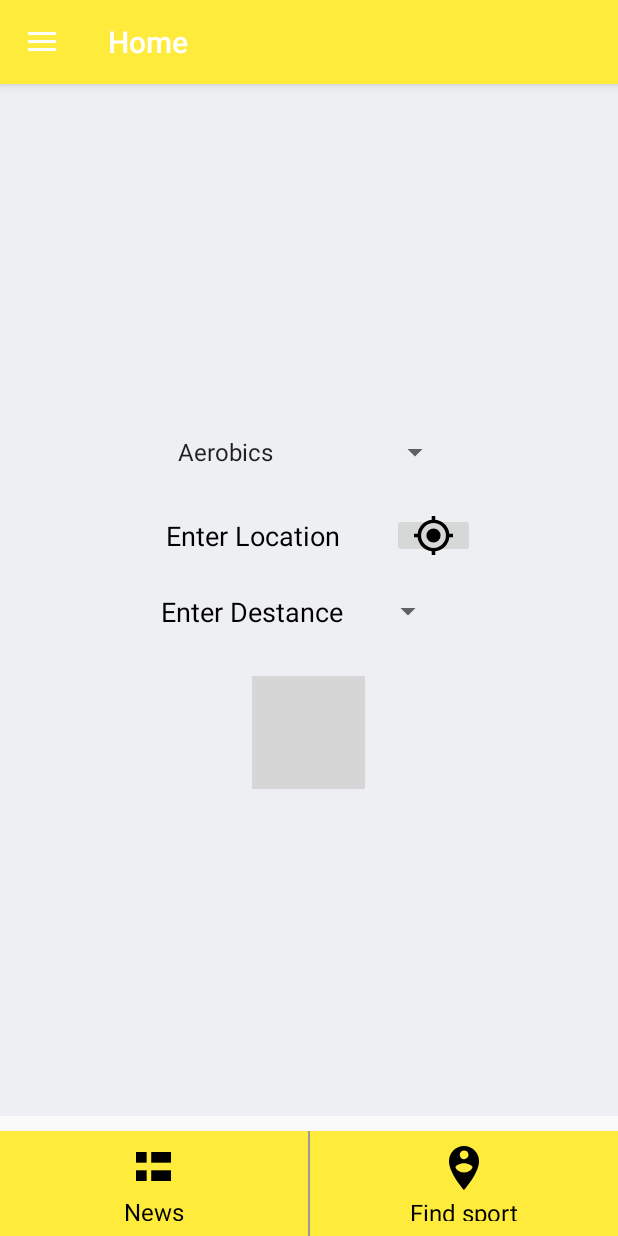
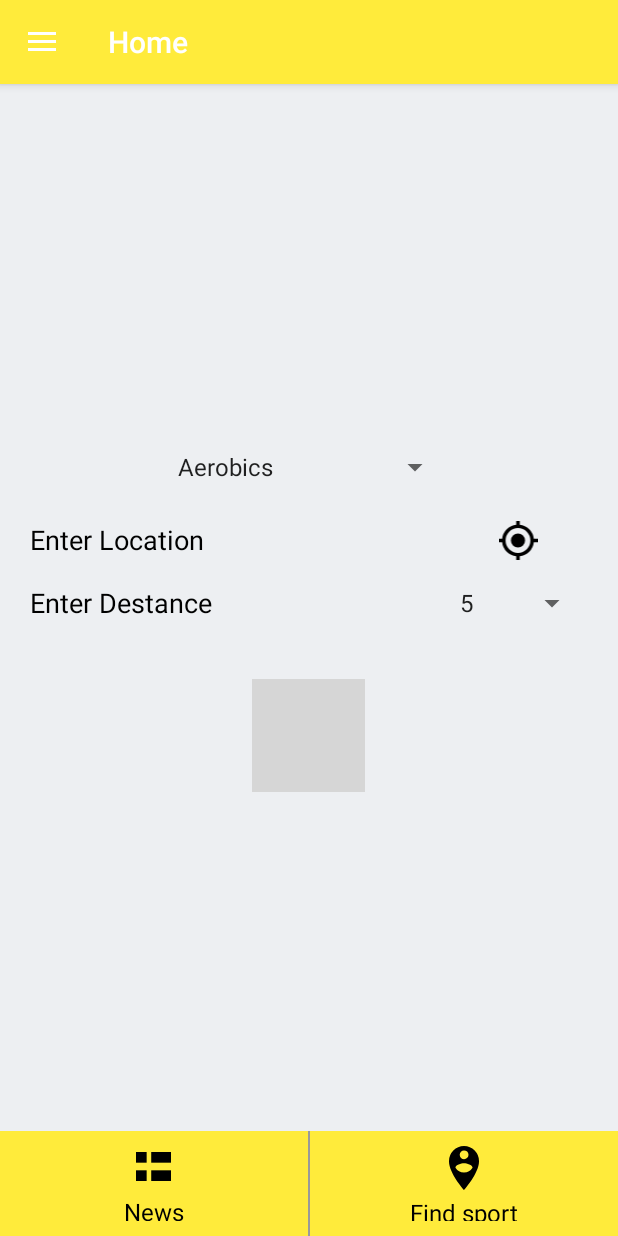
Before and after one commit to abora97/Graduation-project-Sportian, an Android app: the fragment SportFragment placed in its activity, on a phone screen of 412 x 824 dp. Run offline under Robolectric (Android 15) with nearby library versions, the phone set to English and light mode, and no system bars; our stand-ins replace ButterKnife, Picasso, navigation-ui; pictures from the network do not load; grey boxes are pictures that could not be loaded.

Commit message:
make distance filter

```diff
--- a/app/src/main/java/com/example/graduationprojectsportian/ui/fragment/SportFragment.java
+++ b/app/src/main/java/com/example/graduationprojectsportian/ui/fragment/SportFragment.java
@@ -20,14 +20,14 @@ import com.example.graduationprojectsportian.ui.activity.MapsActivity;
 
 import butterknife.BindView;
 
-public class SportFragment extends Fragment implements AdapterView.OnItemSelectedListener, View.OnClickListener {
+public class SportFragment extends Fragment implements View.OnClickListener, AdapterView.OnItemSelectedListener {
 
 
-    LinearLayout laySearch,laySport,layLocation;
+    LinearLayout laySearch, laySport, layLocation;
     Spinner spinnerSport, spinnerDistance;
     String[] sports;
-    int[] distance;
-
+    String[] distance;
+    int searchDistance = 5;
 
     @Override
     public View onCreateView(LayoutInflater inflater, ViewGroup container, Bundle savedInstanceState) {
@@ -36,17 +36,16 @@ public class SportFragment extends Fragment implements AdapterView.OnItemSelecte
         spinnerSport = RootView.findViewById(R.id.spinnerSport);
         spinnerDistance = RootView.findViewById(R.id.spinnerDistance);
         laySearch = RootView.findViewById(R.id.laySearch);
-        laySport=RootView.findViewById(R.id.laySport);
-        layLocation=RootView.findViewById(R.id.layLocation);
+        laySport = RootView.findViewById(R.id.laySport);
+        layLocation = RootView.findViewById(R.id.layLocation);
 
         layLocation.setOnClickListener(new View.OnClickListener() {
             @Override
             public void onClick(View v) {
-                startActivity(new Intent(getActivity(), MapsActivity.class));;
+                startActivity(new Intent(getActivity(), MapsActivity.class));
+                ;
             }
         });
-
-
 
 
         init();
@@ -58,16 +57,16 @@ public class SportFragment extends Fragment implements AdapterView.OnItemSelecte
 
         laySearch.setOnClickListener(this);
         laySport.setOnClickListener(this);
-         initSpinner();
+        initSpinner();
 
     }
 
 
     private void initSpinner() {
         //spinnerSport
-        sports = new String[]{"Aerobics" , "Weightlifting" , "Gymnastics" , "Judo" ,"Taekwondo"
-                , "Swimming" , "Basketball", "handball", "Volleyball" };
-        spinnerSport.setOnItemSelectedListener(this);
+        sports = new String[]{"Aerobics", "Weightlifting", "Gymnastics", "Judo", "Taekwondo"
+                , "Swimming", "Basketball", "handball", "Volleyball"};
+
         ArrayAdapter aa = new ArrayAdapter(getContext(), android.R.layout.simple_spinner_item, sports);
         aa.setDropDownViewResource(android.R.layout.simple_spinner_dropdown_item);
         //Setting the ArrayAdapter data on the Spinner
@@ -75,32 +74,49 @@ public class SportFragment extends Fragment implements AdapterView.OnItemSelecte
 
 
         //spinnerDistance
-        distance = new int[]{5,10,25,50};
-        spinnerDistance.setOnItemSelectedListener(this);
-        ArrayAdapter dd = new ArrayAdapter(getContext(), android.R.layout.simple_spinner_item, sports);
+        distance = new String[]{"5", "10", "25", "50"};
+        ArrayAdapter dd = new ArrayAdapter(getContext(), android.R.layout.simple_spinner_item, distance);
         dd.setDropDownViewResource(android.R.layout.simple_spinner_dropdown_item);
         //Setting the ArrayAdapter data on the Spinner
-        spinnerSport.setAdapter(dd);
+        spinnerDistance.setAdapter(dd);
+        spinnerDistance.setOnItemSelectedListener(this);
+    }
+
+    @Override
+    public void onClick(View v) {
+        switch (v.getId()) {
+            case R.id.laySearch:
+                Intent intent = new Intent(getActivity(), ClubsActivity.class);
+                Bundle bundle = new Bundle();
+                bundle.putInt("distance", searchDistance);
+                intent.putExtras(bundle);
+                startActivity(intent);
+                break;
+            case R.id.laySport:
+                break;
+        }
     }
 
     @Override
     public void onItemSelected(AdapterView<?> parent, View view, int position, long id) {
-      //  Toast.makeText(getContext(), sports[position], Toast.LENGTH_LONG).show();
+        switch (position) {
+            case 0:
+                searchDistance =3;
+                break;
+            case 1:
+                searchDistance = 5;
+                break;
+            case 2:
+                searchDistance = 7;
+                break;
+            case 3:
+                searchDistance = 15;
+                break;
+        }
     }
 
     @Override
     public void onNothingSelected(AdapterView<?> parent) {
 
     }
-
-    @Override
-    public void onClick(View v) {
-        switch (v.getId()){
-            case R.id.laySearch:
-                startActivity(new Intent(getActivity(), ClubsActivity.class));
-                break;
-            case R.id.laySport:
-                break;
-        }
-    }
 }
--- a/app/src/main/res/layout/content_main.xml
+++ b/app/src/main/res/layout/content_main.xml
@@ -12,7 +12,7 @@
         android:name="androidx.navigation.fragment.NavHostFragment"
         android:layout_width="match_parent"
         android:layout_height="match_parent"
-        android:layout_marginBottom="80dp"
+        android:layout_marginBottom="68dp"
         app:defaultNavHost="true"
         app:layout_constraintLeft_toLeftOf="parent"
         app:layout_constraintRight_toRightOf="parent"
--- a/app/src/main/res/layout/fragment_sport.xml
+++ b/app/src/main/res/layout/fragment_sport.xml
@@ -2,11 +2,12 @@
 <LinearLayout xmlns:android="http://schemas.android.com/apk/res/android"
     xmlns:app="http://schemas.android.com/apk/res-auto"
     xmlns:tools="http://schemas.android.com/tools"
+    android:id="@+id/laySport"
     android:layout_width="match_parent"
     android:layout_height="match_parent"
     android:background="@color/background"
+    android:padding="16dp"
     android:gravity="center"
-    android:id="@+id/laySport"
     android:orientation="vertical"
     tools:context=".ui.fragment.SportFragment">
 
@@ -24,20 +25,27 @@
         android:layout_width="match_parent"
         android:layout_height="wrap_content"
         android:gravity="center"
+        android:layout_marginStart="4dp"
+        android:layout_marginEnd="4dp"
         android:orientation="horizontal">
 
         <TextView
-            android:layout_width="135dp"
-            android:layout_height="wrap_content"
-            android:layout_margin="15dp"
+            android:layout_width="0dp"
+            android:layout_height="match_parent"
+            android:layout_weight="3"
+            android:layout_marginTop="8dp"
+            android:layout_marginBottom="8dp"
             android:text="Enter Location"
             android:textColor="@color/black"
             android:textSize="18sp" />
 
-        <ImageButton
+        <ImageView
             android:id="@+id/btnLocation"
-            android:layout_width="55dp"
-            android:layout_height="30dp"
+            android:layout_width="0dp"
+            android:layout_height="match_parent"
+            android:layout_marginTop="8dp"
+            android:layout_marginBottom="8dp"
+            android:layout_weight="1"
             android:src="@drawable/ic_my_location_24px" />
     </LinearLayout>
 
@@ -45,30 +53,34 @@
         android:layout_width="match_parent"
         android:layout_height="wrap_content"
         android:gravity="center"
+        android:layout_marginStart="4dp"
+        android:layout_marginEnd="4dp"
         android:orientation="horizontal">
 
         <TextView
-            android:layout_width="125dp"
-            android:layout_height="wrap_content"
+            android:layout_width="0dp"
+            android:layout_height="match_parent"
+            android:layout_weight="3"
             android:text="Enter Destance"
             android:textColor="@color/black"
+            android:layout_marginTop="8dp"
+            android:layout_marginBottom="8dp"
             android:textSize="18sp" />
 
         <Spinner
             android:id="@+id/spinnerDistance"
-            android:layout_width="55dp"
-            android:layout_height="30dp"
-            android:layout_marginStart="8dp"
+            android:layout_width="0dp"
+            android:layout_height="match_parent"
             android:layout_marginTop="8dp"
-            android:layout_marginEnd="8dp"
-            android:layout_marginBottom="8dp" />
+            android:layout_marginBottom="8dp"
+            android:layout_weight="1" />
     </LinearLayout>
 
     <LinearLayout
         android:id="@+id/laySearch"
         android:layout_width="75dp"
         android:layout_height="75dp"
-        android:layout_marginTop="20dp"
+        android:layout_marginTop="30dp"
         android:background="@drawable/round_button"
         android:gravity="center">
 
```
Also changed, not shown: app/src/main/java/com/example/graduationprojectsportian/ui/activity/ClubsActivity.java (+35 -3 lines).
